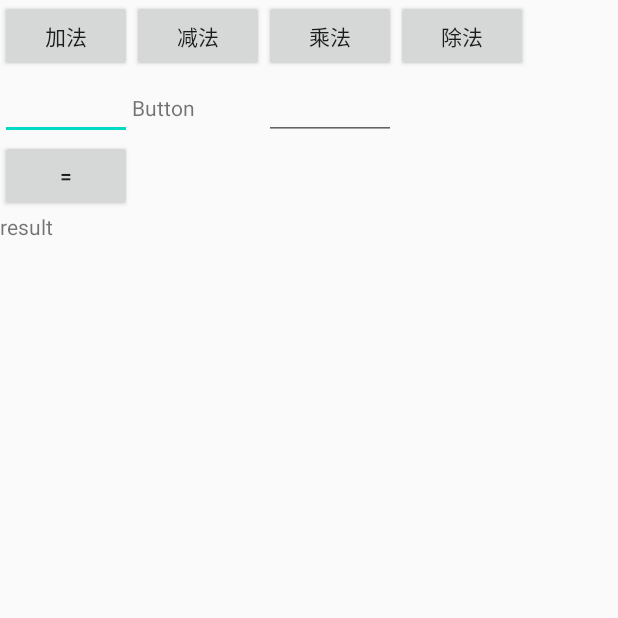
After one commit to fuying123/design_mode, an Android app: the FactoryMode screen opened directly, with no data from a screen before it, on a phone screen of 412 x 824 dp, the top half of it. The commit adds this screen. Run offline under Robolectric (Android 15) with nearby library versions, the phone set to English and light mode, and no system bars.

Commit message:
[facotry_mode][2021-02-25]

```diff
--- a/app/src/main/AndroidManifest.xml
+++ b/app/src/main/AndroidManifest.xml
@@ -16,6 +16,8 @@
                 <category android:name="android.intent.category.LAUNCHER" />
             </intent-filter>
         </activity>
+        <activity android:name="com.example.woman_and_man.FactoryMode.FactoryMode">
+        </activity>
     </application>
 
 </manifest>
--- /dev/null
+++ b/app/src/main/java/com/example/woman_and_man/FactoryMode/FactoryMode.java
@@ -0,0 +1,75 @@
+package com.example.woman_and_man.FactoryMode;
+
+import android.app.Activity;
+import android.os.Bundle;
+import android.view.KeyEvent;
+import android.view.View;
+import android.widget.Button;
+import android.widget.EditText;
+import android.widget.TextView;
+
+import androidx.annotation.Nullable;
+
+import com.example.woman_and_man.R;
+
+public class FactoryMode extends Activity {
+    @Override
+    protected void onCreate(@Nullable Bundle savedInstanceState) {
+        super.onCreate(savedInstanceState);
+        setContentView(R.layout.factory_mode);
+
+
+        init();
+    }
+    private Button mAddButton,mSubButton,mMulButton,mDiviButton,mEqualButton;
+    private Operation opr;
+    private EditText et1,et2;
+    private TextView tv1_operate,tv2_result;
+    private void init() {
+        mAddButton=findViewById(R.id.add);
+        mSubButton=findViewById(R.id.sub);
+        mMulButton=findViewById(R.id.mul);
+        mDiviButton=findViewById(R.id.divi);
+        mEqualButton=findViewById(R.id.bt_equal);
+        tv1_operate=findViewById(R.id.tv1_operate);
+        tv2_result=findViewById(R.id.tv2_result);
+        et1=findViewById(R.id.et1);
+        et2=findViewById(R.id.et2);
+        mAddButton.setOnClickListener(new View.OnClickListener() {
+            @Override
+            public void onClick(View v) {
+                opr=OperattionFactory.createOperate("+");
+                tv1_operate.setText("+");
+            }
+        });
+        mSubButton.setOnClickListener(new View.OnClickListener() {
+            @Override
+            public void onClick(View v) {
+                opr=OperattionFactory.createOperate("-");
+                tv1_operate.setText("-");
+            }
+        });
+        mMulButton.setOnClickListener(new View.OnClickListener() {
+            @Override
+            public void onClick(View v) {
+                opr=OperattionFactory.createOperate("*");
+                tv1_operate.setText("*");
+            }
+        });
+        mDiviButton.setOnClickListener(new View.OnClickListener() {
+            @Override
+            public void onClick(View v) {
+                opr=OperattionFactory.createOperate("/");
+                tv1_operate.setText("/");
+            }
+        });
+        mEqualButton.setOnClickListener(new View.OnClickListener() {
+            @Override
+            public void onClick(View v) {
+                opr.NumberA=Double.valueOf(""+et1.getText());
+                opr.NumberB=Double.valueOf(""+et2.getText());
+                tv2_result.setText(""+opr.getResult());
+            }
+        });
+    }
+}
--- /dev/null
+++ b/app/src/main/res/layout/factory_mode.xml
@@ -0,0 +1,82 @@
+<?xml version="1.0" encoding="utf-8"?>
+<TableLayout xmlns:android="http://schemas.android.com/apk/res/android"
+    xmlns:app="http://schemas.android.com/apk/res-auto"
+    xmlns:tools="http://schemas.android.com/tools"
+    android:layout_width="match_parent"
+    android:layout_height="match_parent"
+    tools:context=".MainActivity">
+
+    <TableRow
+        android:layout_width="match_parent"
+        android:layout_height="wrap_content" >
+
+        <Button
+            android:id="@+id/add"
+            android:layout_width="wrap_content"
+            android:layout_height="wrap_content"
+            android:text="@string/add" />
+
+        <Button
+            android:id="@+id/sub"
+            android:layout_width="wrap_content"
+            android:layout_height="wrap_content"
+            android:text="@string/sub"/>
+
+        <Button
+            android:id="@+id/mul"
+            android:layout_width="wrap_content"
+            android:layout_height="wrap_content"
+            android:text="@string/multip" />
+
+        <Button
+            android:id="@+id/divi"
+            android:layout_width="wrap_content"
+            android:layout_height="wrap_content"
+            android:text="@string/divi" />
+    </TableRow>
+    <TableRow
+        android:layout_width="match_parent"
+        android:layout_height="wrap_content" >
+
+        <EditText
+            android:id="@+id/et1"
+            android:layout_width="wrap_content"
+            android:layout_height="wrap_content"
+            android:inputType="number|numberDecimal"/>
+
+        <TextView
+            android:id="@+id/tv1_operate"
+            android:layout_width="wrap_content"
+            android:layout_height="wrap_content"
+            android:text="Button" />
+        <EditText
+            android:id="@+id/et2"
+            android:layout_width="wrap_content"
+            android:layout_height="wrap_content"
+            android:inputType="number|numberDecimal"/>
+
+    </TableRow>
+    <TableRow
+        android:layout_width="match_parent"
+        android:layout_height="wrap_content" >
+
+        <Button
+            android:id="@+id/bt_equal"
+            android:layout_width="wrap_content"
+            android:layout_height="wrap_content"
+            android:text="=" />
+
+    </TableRow>
+    <TableRow
+        android:layout_width="match_parent"
+        android:layout_height="wrap_content" >
+
+        <TextView
+            android:id="@+id/tv2_result"
+            android:layout_width="wrap_content"
+            android:layout_height="wrap_content"
+            android:text="result" />
+
+    </TableRow>
+
+</TableLayout>
--- a/app/src/main/res/values/strings.xml
+++ b/app/src/main/res/values/strings.xml
@@ -1,3 +1,8 @@
 <resources>
     <string name="app_name">woman_and_man</string>
+    <string name="factory_mode">"简单工厂模式"</string>
+    <string name="add">"加法"</string>
+    <string name="sub">"减法"</string>
+    <string name="multip">"乘法"</string>
+    <string name="divi">"除法"</string>
 </resources>
```
Also changed, not shown: app/src/main/java/com/example/woman_and_man/FactoryMode/OperattionFactory.java (added, +69 -0 lines), app/src/main/java/com/example/woman_and_man/MainActivity.java (+11 -3 lines), app/src/main/res/layout/activity_main.xml (+12 -0 lines).
